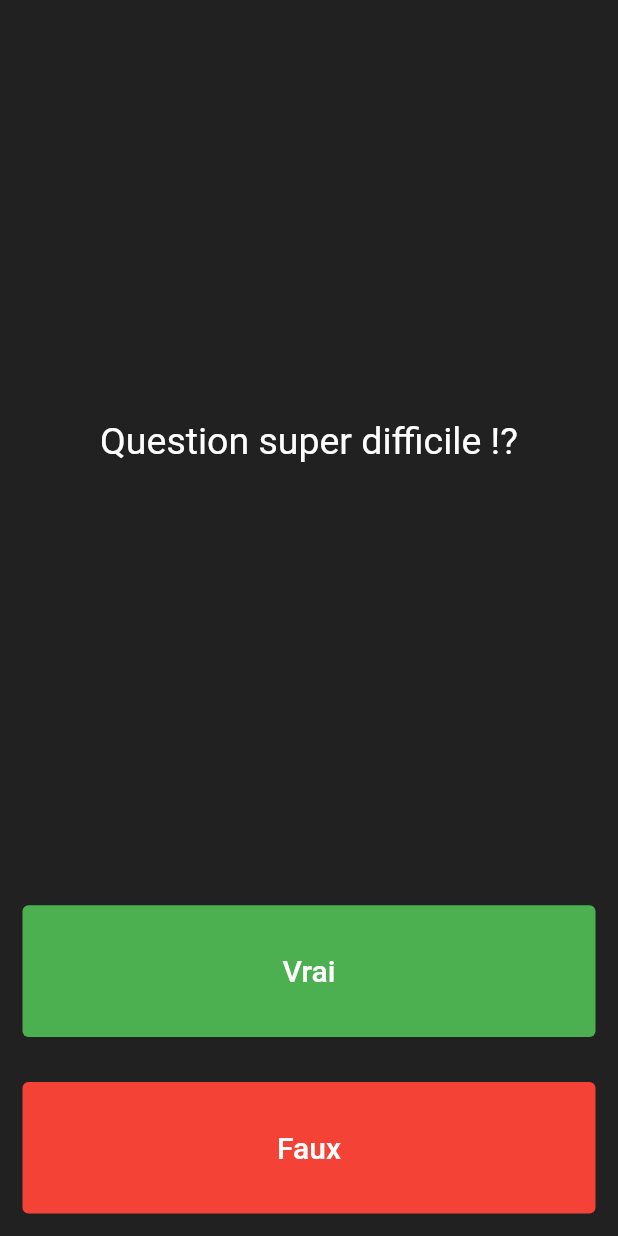
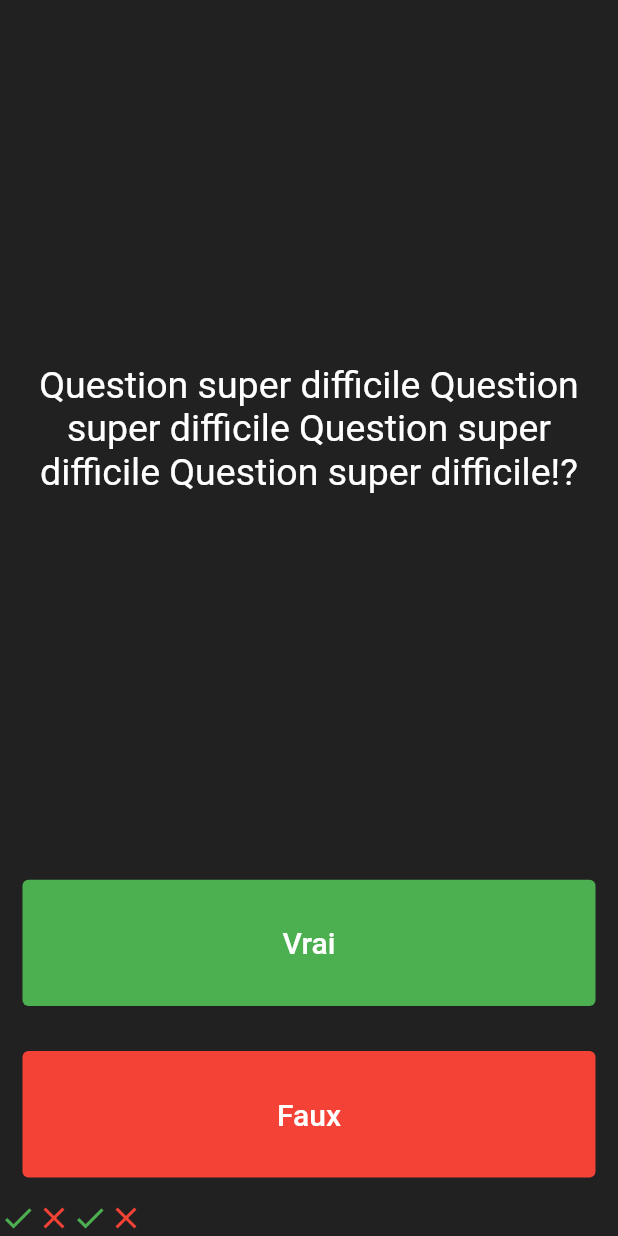
Before and after one commit to EtienneVformateur/correctionquiz, a Flutter app: the screen it shows after launch, on a phone screen of 412 x 824 dp. Run offline on Flutter 3.47's test engine with Material 2 defaults, Android fonts, the phone set to English and light mode, and no system bars.

Commit message:
2.Suivi du score

```diff
--- a/lib/main.dart
+++ b/lib/main.dart
@@ -20,7 +20,6 @@ class _QuizAppState extends State<QuizApp> {
         body: SafeArea(
           child: Column(
             crossAxisAlignment: CrossAxisAlignment.stretch,
-            // mainAxisAlignment: MainAxisAlignment.center,
             children: [
               Expanded(
                 flex: 5,
@@ -28,7 +27,8 @@ class _QuizAppState extends State<QuizApp> {
                   padding: const EdgeInsets.symmetric(horizontal: 10.0),
                   child: Center(
                     child: Text(
-                      "Question super difficile !?",
+                      "Question super difficile Question super difficile Question super difficile Question super difficile!?",
+                      textAlign: TextAlign.center,
                       style: TextStyle(color: Colors.white, fontSize: 25.0),
                     ),
                   ),
@@ -64,6 +64,14 @@ class _QuizAppState extends State<QuizApp> {
                   ),
                 ),
               ),
+              Row(
+                children: [
+                  Icon(Icons.check, color: Colors.green),
+                  Icon(Icons.close, color: Colors.red),
+                  Icon(Icons.check, color: Colors.green),
+                  Icon(Icons.close, color: Colors.red),
+                ],
+              )
             ],
           ),
         ),
```
